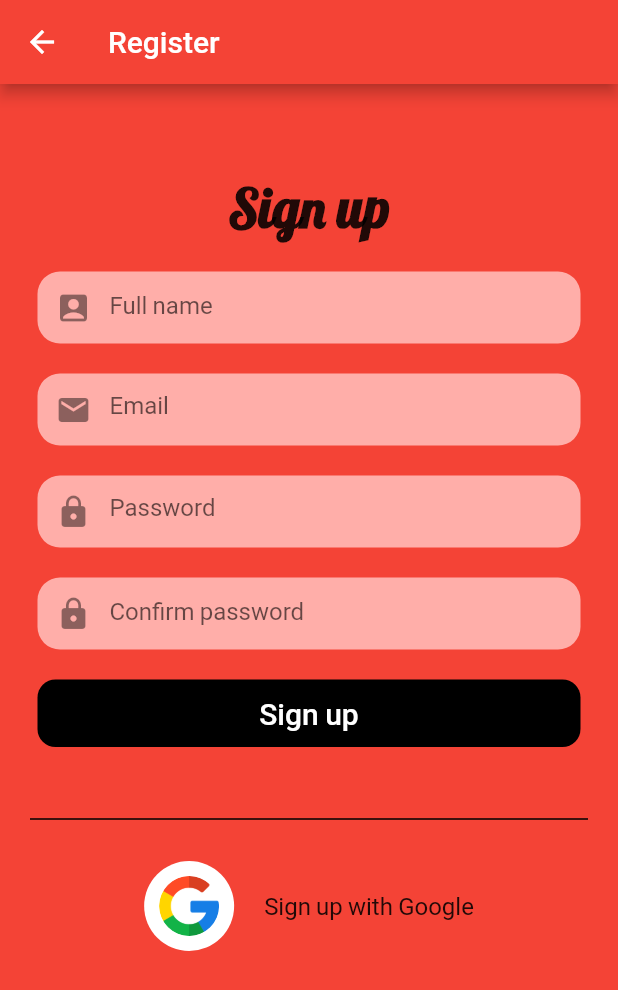
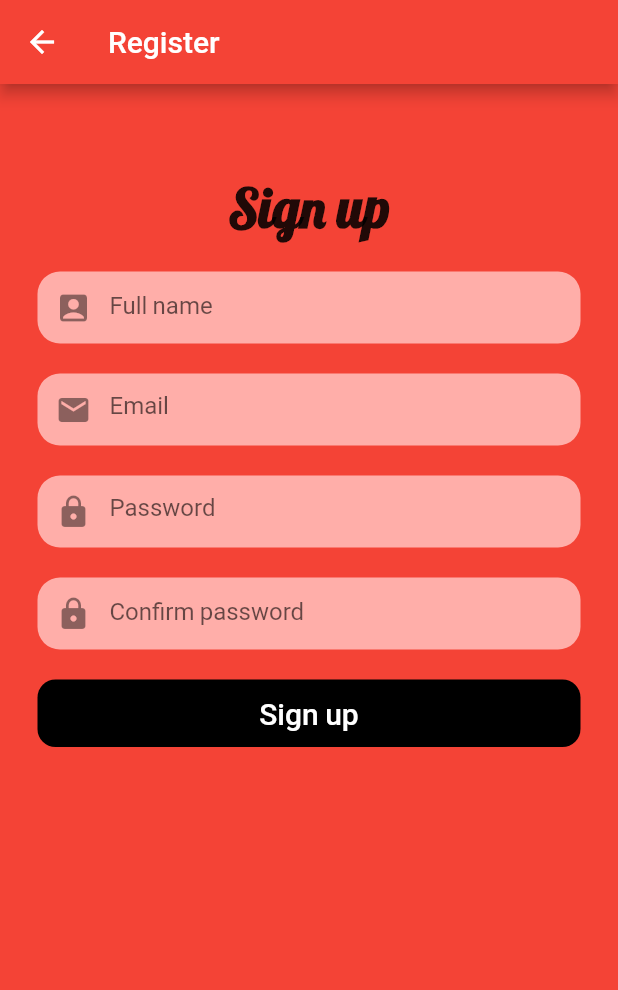
Before and after one commit to Pupae-ktsw/workout-planner-frontend, a Flutter app: the screen it shows after launch, after a tap on "Register now", on a phone screen of 412 x 824 dp. Shown: the top 990 px of the screen. Run offline on Flutter 3.47's test engine with Material 2 defaults, Android fonts, the phone set to English and light mode, and no system bars; our stand-ins replace bordered_text, cherry_toast, curved_navigation_bar, flutter_colorpicker, flutter_secure_storage, flutter_slidable and 4 more; missing offline and left inert: dart:ffi, flutter_custom_selector, page_route_transition; network calls fail; Roboto replaces fonts that are missing (Prompt).

Commit message:
comment google

```diff
--- a/lib/views/login_page.dart
+++ b/lib/views/login_page.dart
@@ -162,60 +162,60 @@ class _LoginPageState extends State<LoginPage> {
                   )
                 ],
               ),
-              SizedBox(height: 40),
-              Padding(
-                padding: const EdgeInsets.symmetric(horizontal: 52.0),
-                child: Row(
-                  children: [
-                    Expanded(
-                      child: Divider(
-                        thickness: 1.0,
-                        color: Colors.black,
-                      ),
-                    ),
-                    Text(
-                      'Or Log in with',
-                      style: GoogleFonts.prompt(
-                        textStyle: Theme.of(context).textTheme.bodyText2,
-                      ),
-                    ),
-                    Expanded(
-                        child: Divider(
-                      thickness: 1.0,
-                      color: Colors.black,
-                    ))
-                  ],
-                ),
-              ),
-              SizedBox(
-                height: 20,
-              ),
-              Row(
-                mainAxisAlignment: MainAxisAlignment.center,
-                children: [
-                  //google
-                  CircleAvatar(
-                    radius: 30,
-                    backgroundColor: Colors.white,
-                    child: CircleAvatar(
-                      backgroundImage: AssetImage(urlImage),
-                      backgroundColor: Colors.white,
-                      radius: 20,
-                    ),
-                  ),
-                  SizedBox(
-                    width: 20,
-                  ),
-                  Text('Log in with Google',
-                      style: GoogleFonts.prompt(
-                        textStyle: Theme.of(context).textTheme.bodyText2,
-                      ))
-                ],
-              ),
+              // SizedBox(height: 40),
+              // Padding(
+              //   padding: const EdgeInsets.symmetric(horizontal: 52.0),
+              //   child: Row(
+              //     children: [
+              //       Expanded(
+              //         child: Divider(
+              //           thickness: 1.0,
+              //           color: Colors.black,
+              //         ),
+              //       ),
+              //       Text(
+              //         'Or Log in with',
+              //         style: GoogleFonts.prompt(
+              //           textStyle: Theme.of(context).textTheme.bodyText2,
+              //         ),
+              //       ),
+              //       Expanded(
+              //           child: Divider(
+              //         thickness: 1.0,
+              //         color: Colors.black,
+              //       ))
+              //     ],
+              //   ),
+              // ),
+              // SizedBox(
+              //   height: 20,
+              // ),
+              // Row(
+              //   mainAxisAlignment: MainAxisAlignment.center,
+              //   children: [
+              //     //google
+              //     CircleAvatar(
+              //       radius: 30,
+              //       backgroundColor: Colors.white,
+              //       child: CircleAvatar(
+              //         backgroundImage: AssetImage(urlImage),
+              //         backgroundColor: Colors.white,
+              //         radius: 20,
+              //       ),
+              //     ),
+              //     SizedBox(
+              //       width: 20,
+              //     ),
+              //     Text('Log in with Google',
+              //         style: GoogleFonts.prompt(
+              //           textStyle: Theme.of(context).textTheme.bodyText2,
+              //         ))
             ],
           ),
+          // ],
         ),
       ),
+      // ),
     );
   }
 
--- a/lib/views/signup_page.dart
+++ b/lib/views/signup_page.dart
@@ -154,40 +154,40 @@ class _SignupPageState extends State<SignupPage> {
                   ),
                 ],
               ),
-              SizedBox(
-                height: 40,
-              ),
-              Divider(
-                color: Colors.black,
-                thickness: 1.0,
-                indent: 20,
-                endIndent: 20,
-              ),
-              SizedBox(
-                height: 20,
-              ),
-              Row(
-                mainAxisAlignment: MainAxisAlignment.center,
-                children: [
-                  //google
-                  CircleAvatar(
-                    radius: 30,
-                    backgroundColor: Colors.white,
-                    child: CircleAvatar(
-                      backgroundImage: AssetImage(urlImage),
-                      backgroundColor: Colors.white,
-                      radius: 20,
-                    ),
-                  ),
-                  SizedBox(
-                    width: 20,
-                  ),
-                  Text('Sign up with Google',
-                      style: GoogleFonts.prompt(
-                        textStyle: Theme.of(context).textTheme.bodyText2,
-                      ))
-                ],
-              ),
+              // SizedBox(
+              //   height: 40,
+              // ),
+              // Divider(
+              //   color: Colors.black,
+              //   thickness: 1.0,
+              //   indent: 20,
+              //   endIndent: 20,
+              // ),
+              // SizedBox(
+              //   height: 20,
+              // ),
+              // Row(
+              //   mainAxisAlignment: MainAxisAlignment.center,
+              //   children: [
+              //     //google
+              //     CircleAvatar(
+              //       radius: 30,
+              //       backgroundColor: Colors.white,
+              //       child: CircleAvatar(
+              //         backgroundImage: AssetImage(urlImage),
+              //         backgroundColor: Colors.white,
+              //         radius: 20,
+              //       ),
+              //     ),
+              //     SizedBox(
+              //       width: 20,
+              //     ),
+              //     Text('Sign up with Google',
+              //         style: GoogleFonts.prompt(
+              //           textStyle: Theme.of(context).textTheme.bodyText2,
+              //         ))
+              // ],
+              // ),
             ],
           ),
         ),
```
